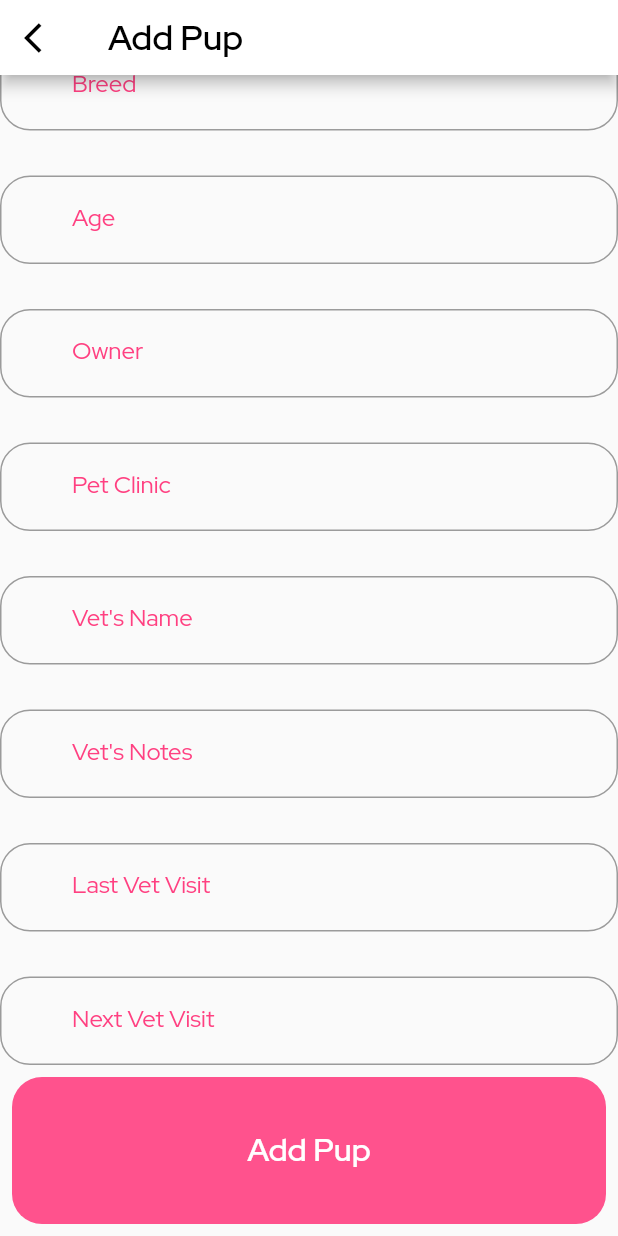
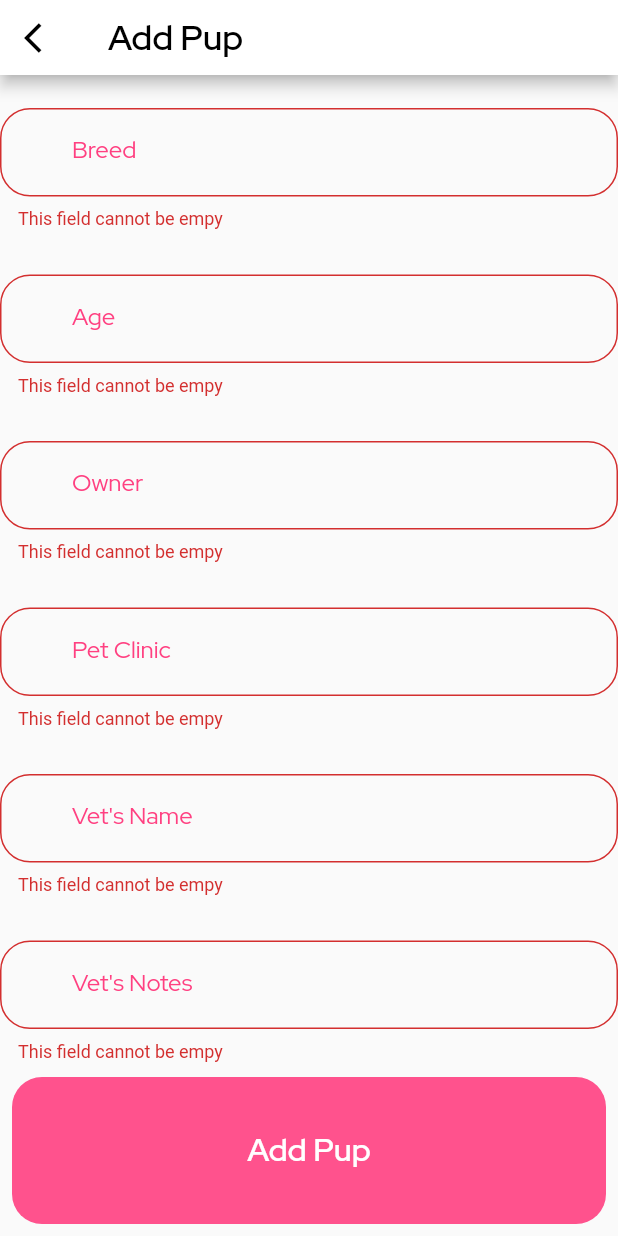
Before and after one commit to villegas-abva/My-Pups, a Flutter app: the AddPupView screen opened directly, scrolled down 230 dp, after a tap on "Add Pup", on a phone screen of 412 x 824 dp. Run offline on Flutter 3.47's test engine with Material 2 defaults, Android fonts, the phone set to English and light mode, and no system bars; our stand-ins replace bloc, cloud_firestore, equatable, firebase_core, flutter_bloc, flutter_snake_navigationbar and 1 more; accounts and stored records are empty; network calls fail.

```diff
--- a/lib/bloc/pups/pups_bloc.dart
+++ b/lib/bloc/pups/pups_bloc.dart
@@ -54,7 +54,7 @@ class PupsBloc extends Bloc<PupsEvent, PupsState> {
 
   void _onAddPup(AddPup event, Emitter<PupsState> emit) async {
     await _pupsRepository.addPup(pup: event.pup);
-    emit(PupsState.success(pups: pups, message: ''));
+    // emit(PupsState.success(pups: pups, message: ''));
   }
 
   void _onDeletePup(DeletePup event, Emitter<PupsState> emit) async {
--- a/lib/ui/screens/add_pup/add_pup_screen.dart
+++ b/lib/ui/screens/add_pup/add_pup_screen.dart
@@ -14,13 +14,13 @@ class AddPupScreen extends StatelessWidget {
   Widget build(BuildContext context) {
     return BlocProvider<PupsBloc>(
       create: (_) => PupsBloc(pupsRepository: PupsRepository()),
-      child: AddPupView(),
+      child: const AddPupView(),
     );
   }
 }
 
 class AddPupView extends StatefulWidget {
-  AddPupView({
+  const AddPupView({
     Key? key,
   }) : super(key: key);
   @override
@@ -107,12 +107,13 @@ class _AddPupViewState extends State<AddPupView> {
                   ),
                 ),
                 onPressed: () {
+                  if (_formKey.currentState!.validate()) {
+                    try {
                       final pup = Pup(
                         name: controllers[0].text,
                         sex: controllers[1].text,
                         breed: controllers[2].text,
                         age: int.parse(controllers[3].text),
-                    // age: int.parse(controllers[3].text),
                         owner: controllers[4].text,
                         imageUrl: '',
                         hasClinic: false,
@@ -123,9 +124,6 @@ class _AddPupViewState extends State<AddPupView> {
                         nextVisit: controllers[9].text,
                         id: '',
                       );
-
-                  if (_formKey.currentState!.validate()) {
-                    try {
                       context.read<PupsBloc>().add(
                             AddPup(pup: pup),
                           );
@@ -138,7 +136,7 @@ class _AddPupViewState extends State<AddPupView> {
                     } catch (e) {
                       ScaffoldMessenger.of(context).showSnackBar(
                         const SnackBar(
-                          content: Text('Error adding pup'),
+                          content: Text('Error adding pup. Please try again.'),
                         ),
                       );
                     }
```
Lines whose indentation alone changed are shown as unchanged.
